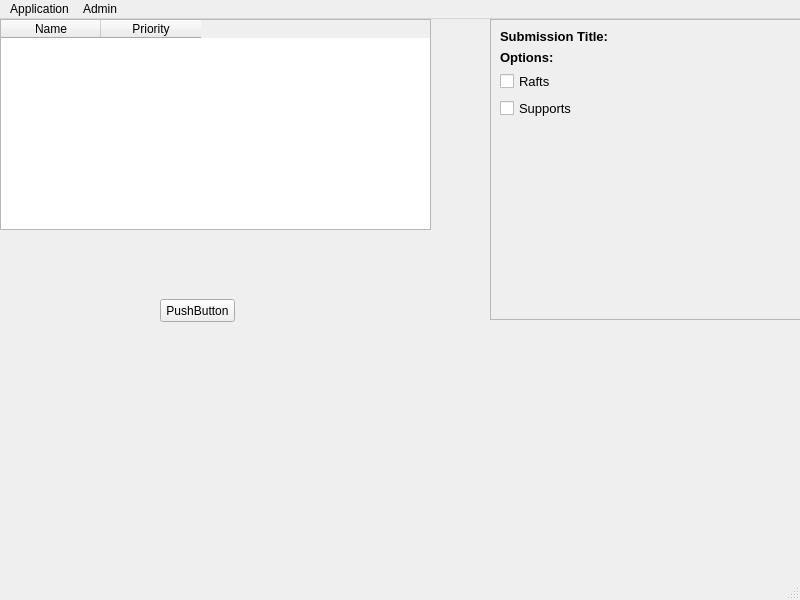
Old version of the form Client/Main_Window.ui in the repository Podshot/3DPrinterSystem.
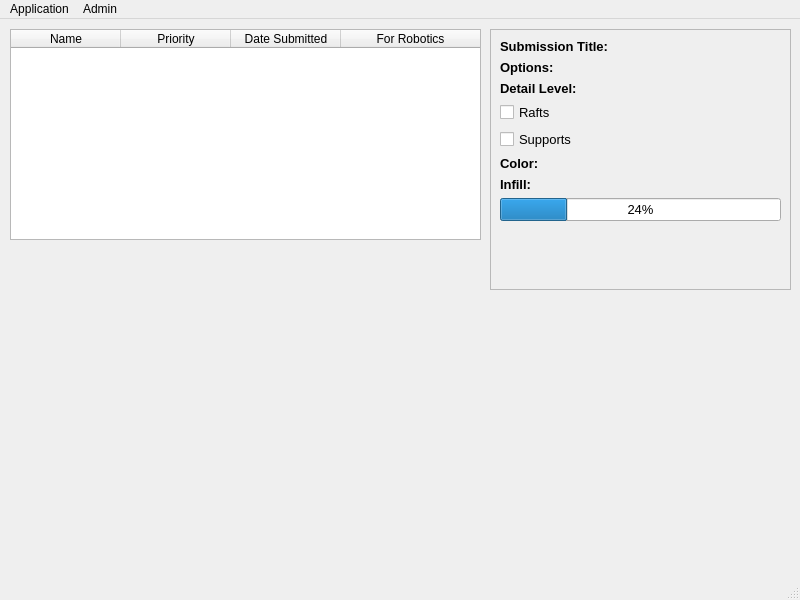
New version of the form. Custom widgets are drawn as their Qt base class.

Commit message: Improved Main Window

```diff
--- a/Client/Main_Window.ui
+++ b/Client/Main_Window.ui
@@ -42,9 +42,9 @@
     <property name="geometry">
      <rect>
       <x>490</x>
-      <y>0</y>
-      <width>311</width>
-      <height>301</height>
+      <y>10</y>
+      <width>301</width>
+      <height>261</height>
      </rect>
     </property>
     <property name="font">
@@ -56,7 +56,7 @@
      <enum>QFrame::StyledPanel</enum>
     </property>
     <property name="frameShadow">
-     <enum>QFrame::Raised</enum>
+     <enum>QFrame::Sunken</enum>
     </property>
     <layout class="QFormLayout" name="formLayout_2">
      <property name="fieldGrowthPolicy">
@@ -82,7 +82,7 @@
        </property>
       </widget>
      </item>
-     <item row="2" column="0">
+     <item row="3" column="0">
       <widget class="QReadOnlyCheckBox" name="rafts_option">
        <property name="font">
         <font>
@@ -107,7 +107,7 @@
        </property>
       </widget>
      </item>
-     <item row="3" column="0">
+     <item row="4" column="0">
       <widget class="QReadOnlyCheckBox" name="supports_option">
        <property name="enabled">
         <bool>true</bool>
@@ -120,14 +120,45 @@
        </property>
       </widget>
      </item>
+     <item row="5" column="0">
+      <widget class="QLabel" name="color_label">
+       <property name="text">
+        <string>&lt;b&gt;Color:&lt;/b&gt;</string>
+       </property>
+      </widget>
+     </item>
+     <item row="6" column="0">
+      <widget class="QLabel" name="infill_label">
+       <property name="text">
+        <string>&lt;b&gt;Infill:&lt;b/&gt;</string>
+       </property>
+      </widget>
+     </item>
+     <item row="2" column="0">
+      <widget class="QLabel" name="detail_label">
+       <property name="text">
+        <string>&lt;b&gt;Detail Level:&lt;/b&gt;</string>
+       </property>
+      </widget>
+     </item>
+     <item row="7" column="0" colspan="2">
+      <widget class="QProgressBar" name="progressBar">
+       <property name="value">
+        <number>24</number>
+       </property>
+       <property name="alignment">
+        <set>Qt::AlignCenter</set>
+       </property>
+      </widget>
+     </item>
     </layout>
    </widget>
    <widget class="QTableWidget" name="submissions_table">
     <property name="geometry">
      <rect>
-      <x>0</x>
-      <y>0</y>
-      <width>431</width>
+      <x>10</x>
+      <y>10</y>
+      <width>471</width>
       <height>211</height>
      </rect>
     </property>
@@ -150,8 +181,17 @@
      <number>0</number>
     </property>
     <property name="columnCount">
-     <number>2</number>
+     <number>4</number>
     </property>
+    <attribute name="horizontalHeaderDefaultSectionSize">
+     <number>110</number>
+    </attribute>
+    <attribute name="horizontalHeaderStretchLastSection">
+     <bool>true</bool>
+    </attribute>
+    <attribute name="verticalHeaderStretchLastSection">
+     <bool>false</bool>
+    </attribute>
     <column>
      <property name="text">
       <string>Name</string>
@@ -162,19 +202,16 @@
       <string>Priority</string>
      </property>
     </column>
-   </widget>
-   <widget class="QPushButton" name="test_button">
-    <property name="geometry">
-     <rect>
-      <x>160</x>
-      <y>280</y>
-      <width>75</width>
-      <height>23</height>
-     </rect>
-    </property>
-    <property name="text">
-     <string>PushButton</string>
-    </property>
+    <column>
+     <property name="text">
+      <string>Date Submitted</string>
+     </property>
+    </column>
+    <column>
+     <property name="text">
+      <string>For Robotics</string>
+     </property>
+    </column>
    </widget>
   </widget>
   <widget class="QMenuBar" name="menubar">
```
Left out of the diff: 2 changed lines with no effect on the pictures. The commit also changes 3 other files.
